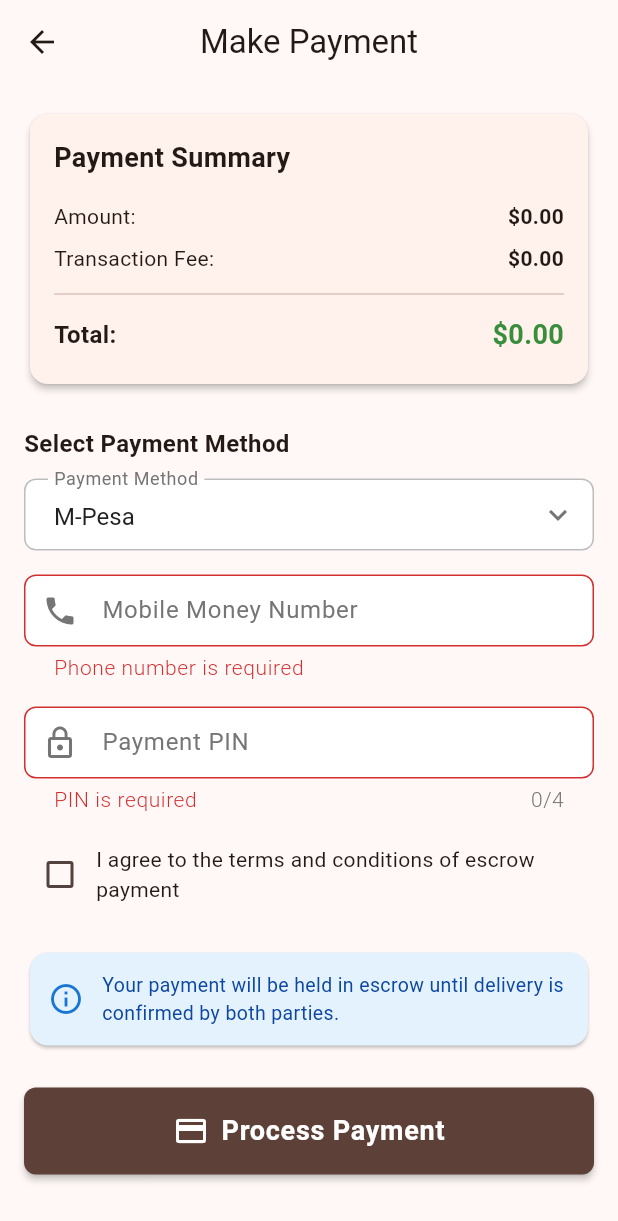
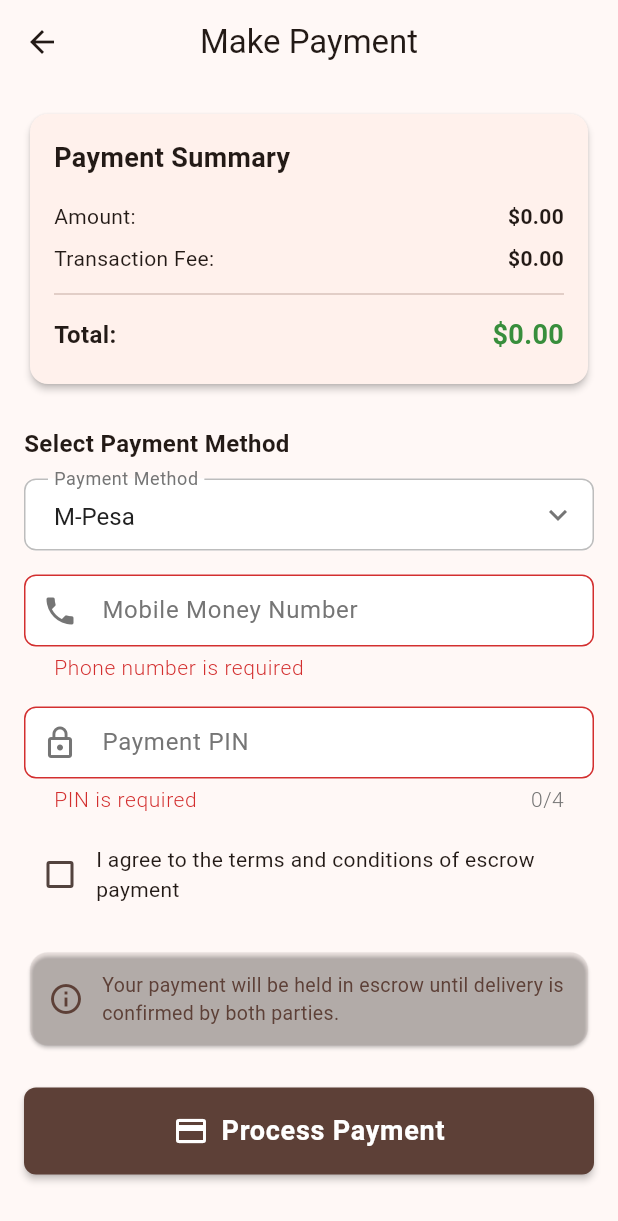
Before and after one commit to Elvis-Kayonga/Brewmaster_Group40, a Flutter app: the PaymentScreen screen opened directly with empty values, after a tap on "Process Payment", on a phone screen of 412 x 824 dp. Shown: the top 1221 px of the screen. Run offline on Flutter 3.47's test engine with Material 3 defaults, Android fonts, the phone set to English and light mode, and no system bars; our stand-ins replace cloud_firestore, connectivity_plus, equatable, firebase_auth, firebase_core, firebase_messaging and 5 more; accounts and stored records are empty.

Commit message:
Tasks 38-40: UI polish, deployment preparation, final checkpoint
- Add INTERNET permission to AndroidManifest.xml (required for Firebase)
- Update pubspec.yaml description to reflect BrewMaster app purpose
- Replace all hardcoded Colors.* in payment screens with AppTheme constants
  (errorColor, successColor, warningColor, textSecondary, primaryColor)
- Mark tasks 38, 39, 40 complete in tasks.md
- 750/750 tests passing; app deployment-ready

```diff
--- a/lib/presentation/screens/payments/payment_screen.dart
+++ b/lib/presentation/screens/payments/payment_screen.dart
@@ -1,5 +1,6 @@
 import 'package:flutter/material.dart';
 import 'package:flutter_bloc/flutter_bloc.dart';
+import '../../../config/theme.dart';
 import '../../../domain/models/enums.dart';
 import '../../../domain/validators/payment_validator.dart';
 import '../../blocs/payment/payment_bloc.dart';
@@ -49,7 +50,7 @@ class _PaymentScreenState extends State<PaymentScreen> {
       ScaffoldMessenger.of(context).showSnackBar(
         const SnackBar(
           content: Text('Please agree to terms and conditions'),
-          backgroundColor: Colors.red,
+          backgroundColor: AppTheme.errorColor,
         ),
       );
       return;
@@ -81,7 +82,7 @@ class _PaymentScreenState extends State<PaymentScreen> {
               const SnackBar(
                 content:
                     Text('Payment successful! Funds are now held in escrow.'),
-                backgroundColor: Colors.green,
+                backgroundColor: AppTheme.successColor,
               ),
             );
             Navigator.of(context).pop(true);
@@ -90,7 +91,7 @@ class _PaymentScreenState extends State<PaymentScreen> {
             ScaffoldMessenger.of(context).showSnackBar(
               SnackBar(
                 content: Text(state.message),
-                backgroundColor: Colors.red,
+                backgroundColor: AppTheme.errorColor,
               ),
             );
           }
@@ -210,19 +211,19 @@ class _PaymentScreenState extends State<PaymentScreen> {
 
                   // Info card
                   Card(
-                    color: Colors.blue.shade50,
+                    color: AppTheme.primaryColor.withValues(alpha: 0.08),
                     child: Padding(
                       padding: const EdgeInsets.all(12.0),
                       child: Row(
                         children: [
                           Icon(Icons.info_outline,
-                              color: Colors.blue.shade700),
+                              color: AppTheme.primaryColor),
                           const SizedBox(width: 12),
                           Expanded(
                             child: Text(
                               'Your payment will be held in escrow until delivery is confirmed by both parties.',
                               style: TextStyle(
-                                  fontSize: 13, color: Colors.blue.shade900),
+                                  fontSize: 13, color: AppTheme.primaryColor),
                             ),
                           ),
                         ],
--- a/pubspec.yaml
+++ b/pubspec.yaml
@@ -1,5 +1,5 @@
 name: brewmaster
-description: "A new Flutter project."
+description: "BrewMaster - A coffee marketplace connecting farmers and buyers in East Africa with escrow payments and real-time messaging."
 # The following line prevents the package from being accidentally published to
 # pub.dev using `flutter pub publish`. This is preferred for private packages.
 publish_to: 'none' # Remove this line if you wish to publish to pub.dev
```
Also changed, not shown: lib/presentation/screens/payments/transaction_detail_screen.dart (+4 -3 lines), lib/presentation/screens/payments/transaction_history_screen.dart (+15 -14 lines), 2 other files.
